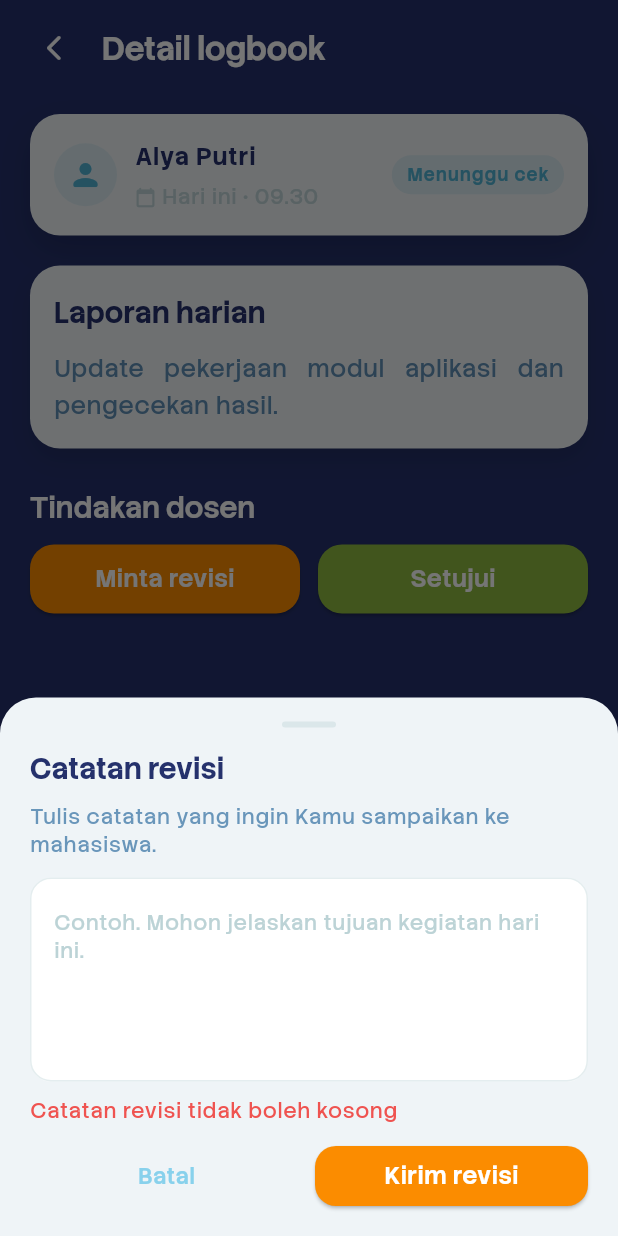
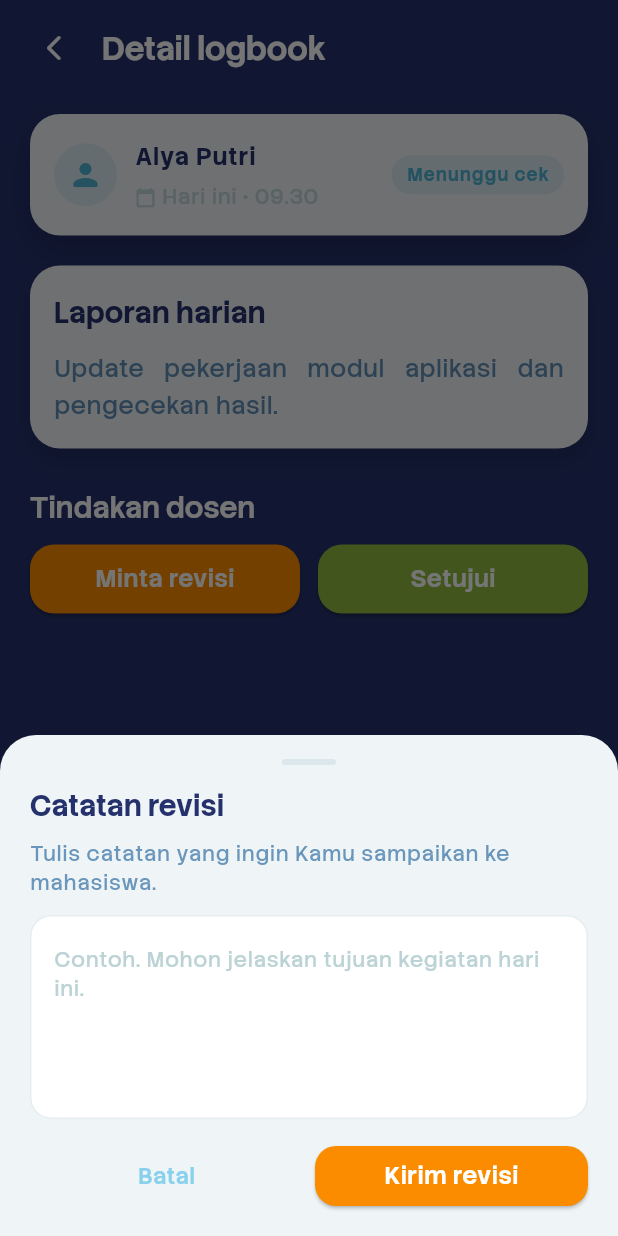
Before and after one commit to jadennatha/SistemBimbinganMagang, a Flutter app: the LogbookValidationDetailScreen screen opened directly with sample values from the repository, after a tap on "Minta revisi", on a phone screen of 412 x 824 dp. Run offline on Flutter 3.47's test engine with Material 3 defaults, Android fonts, the phone set to English and light mode, and no system bars; our stand-ins replace cloud_firestore, firebase_auth, firebase_core; accounts and stored records are empty.

Commit message:
Perbaikan Tindakan Dosen

```diff
--- a/lib/features/dosen/presentation/logbook_validation_detail_screen.dart
+++ b/lib/features/dosen/presentation/logbook_validation_detail_screen.dart
@@ -188,7 +188,7 @@ class LogbookValidationDetailScreen extends StatelessWidget {
 
                     const SizedBox(height: 24),
 
-                    // bagian tindakan dosen hanya muncul jika belum disetujui
+                    // hanya tampil kalau belum disetujui
                     if (!item.isApproved) ...[
                       Text(
                         'Tindakan dosen',
@@ -198,6 +198,7 @@ class LogbookValidationDetailScreen extends StatelessWidget {
                         ),
                       ),
                       const SizedBox(height: 10),
+
                       Row(
                         children: [
                           Expanded(
@@ -257,6 +258,7 @@ class LogbookValidationDetailScreen extends StatelessWidget {
   void _showRevisionSheet(BuildContext context) {
     final t = Theme.of(context).textTheme;
     final controller = TextEditingController();
+    String? errorText;
 
     showModalBottomSheet<bool>(
       context: context,
@@ -270,7 +272,9 @@ class LogbookValidationDetailScreen extends StatelessWidget {
 
         return Padding(
           padding: EdgeInsets.fromLTRB(20, 16, 20, 16 + bottom),
-          child: Column(
+          child: StatefulBuilder(
+            builder: (context, setStateSheet) {
+              return Column(
                 mainAxisSize: MainAxisSize.min,
                 crossAxisAlignment: CrossAxisAlignment.start,
                 children: [
@@ -304,15 +308,22 @@ class LogbookValidationDetailScreen extends StatelessWidget {
                     controller: controller,
                     maxLines: 4,
                     cursorColor: AppColors.navyDark,
+                    onChanged: (_) {
+                      if (errorText != null) {
+                        setStateSheet(() {
+                          errorText = null;
+                        });
+                      }
+                    },
                     decoration: InputDecoration(
-                  alignLabelWithHint: true,
-                  hintText: 'Contoh. Mohon jelaskan tujuan kegiatan hari ini.',
-                  hintStyle: t.bodySmall?.copyWith(color: AppColors.blueGrey),
+                      hintText:
+                          'Contoh. Mohon jelaskan tujuan kegiatan hari ini.',
+                      hintStyle: t.bodySmall?.copyWith(
+                        color: AppColors.blueGrey,
+                      ),
                       filled: true,
                       fillColor: Colors.white,
-                  errorText: null,
-                  errorMaxLines: 2,
-                  errorStyle: t.bodySmall?.copyWith(color: Colors.red.shade400),
+                      errorText: errorText,
                       border: OutlineInputBorder(
                         borderRadius: BorderRadius.circular(14),
                         borderSide: BorderSide(
@@ -334,25 +345,7 @@ class LogbookValidationDetailScreen extends StatelessWidget {
                       ),
                     ),
                   ),
-              const SizedBox(height: 6),
-              // teks error manual supaya selalu rata kiri
-              ValueListenableBuilder<TextEditingValue>(
-                valueListenable: controller,
-                builder: (context, value, _) {
-                  final empty = value.text.trim().isEmpty;
-                  if (!empty) return const SizedBox.shrink();
-
-                  return Padding(
-                    padding: const EdgeInsets.only(top: 4),
-                    child: Text(
-                      'Catatan revisi tidak boleh kosong',
-                      textAlign: TextAlign.left,
-                      style: t.bodySmall?.copyWith(color: Colors.red.shade400),
-                    ),
-                  );
-                },
-              ),
-              const SizedBox(height: 10),
+                  const SizedBox(height: 14),
                   Row(
                     children: [
                       Expanded(
@@ -369,8 +362,9 @@ class LogbookValidationDetailScreen extends StatelessWidget {
                           onPressed: () {
                             final note = controller.text.trim();
                             if (note.isEmpty) {
-                          // biar teks error muncul, cukup panggil notifyListeners
-                          controller.value = controller.value.copyWith();
+                              setStateSheet(() {
+                                errorText = 'Catatan revisi tidak boleh kosong';
+                              });
                               return;
                             }
                             Navigator.of(sheetContext).pop(true);
@@ -388,6 +382,8 @@ class LogbookValidationDetailScreen extends StatelessWidget {
                     ],
                   ),
                 ],
+              );
+            },
           ),
         );
       },
```
Lines whose indentation alone changed are shown as unchanged.
